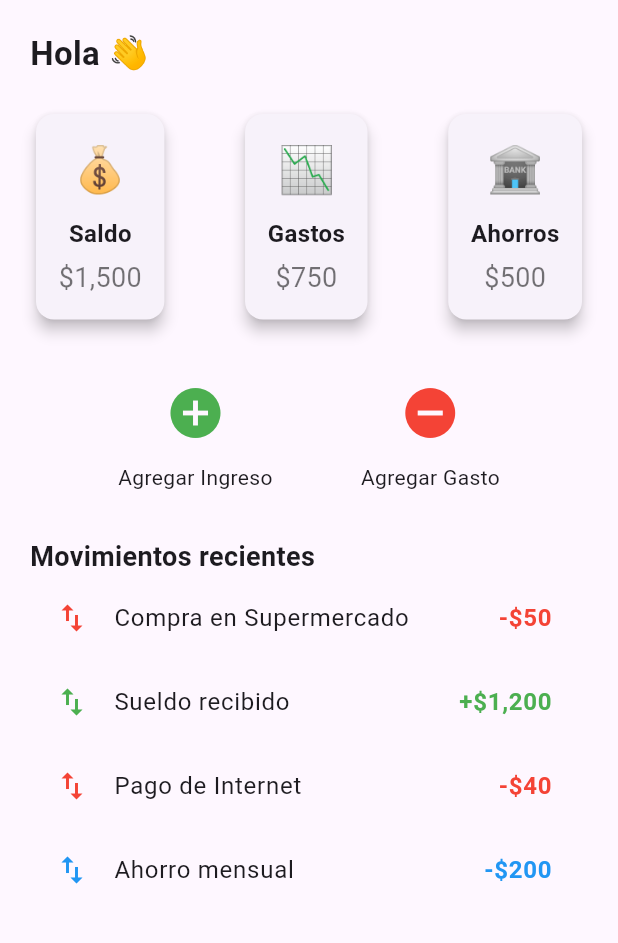
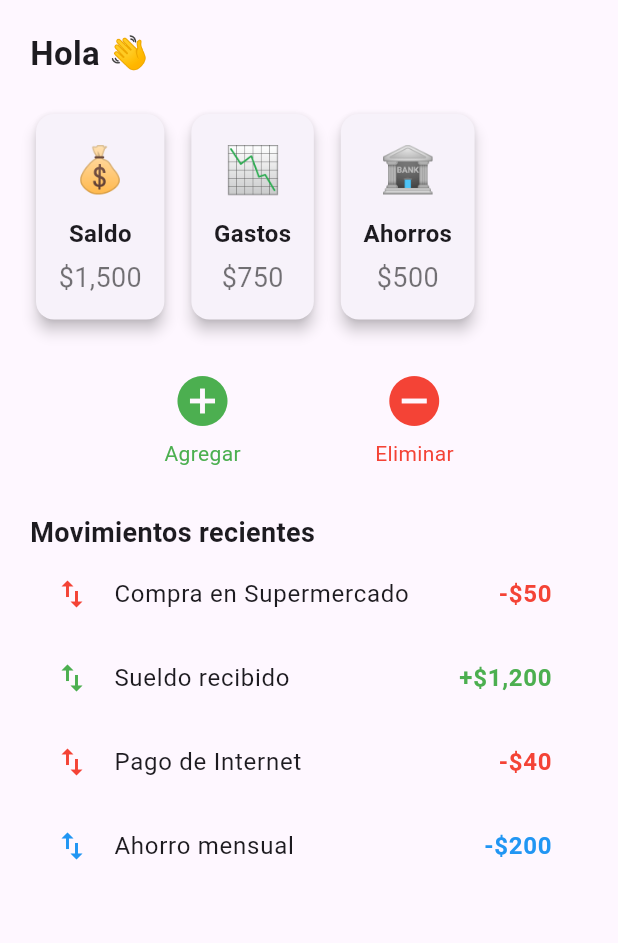
Before and after one commit to SrSebax/Coin-Control, a Flutter app: the screen it shows once a user with an empty profile is signed in, on a phone screen of 412 x 824 dp, the part 105-1048 px from its top. Run offline on Flutter 3.47's test engine with Material 3 defaults, Android fonts, the phone set to English and light mode, and no system bars; our stand-ins replace firebase_auth, firebase_core; accounts and stored records are empty; generated files the repository leaves out were written again.

Commit message:
Add modal widgets for adding and deleting items, and integrate them into the home screen

```diff
--- a/lib/screens/home_screen.dart
+++ b/lib/screens/home_screen.dart
@@ -1,11 +1,31 @@
 import 'package:flutter/material.dart';
-import 'package:firebase_auth/firebase_auth.dart';
 import '../widgets/app_bar_widget.dart';
 import '../widgets/card_widget.dart';
 import '../widgets/action_button_widget.dart';
 import '../widgets/transaction_item_widget.dart';
+import '../widgets/add_modal_widget.dart';
+import '../widgets/delete_modal_widget.dart';
 
-class HomeScreen extends StatelessWidget {
+class HomeScreen extends StatefulWidget {
+  @override
+  _HomeScreenState createState() => _HomeScreenState();
+}
+
+class _HomeScreenState extends State<HomeScreen> {
+  // Lista inicial de categorías con saldo, gastos y ahorros
+  List<Map<String, String>> categories = [
+    {'title': 'Saldo', 'emoji': '💰', 'amount': '\$1,500'},
+    {'title': 'Gastos', 'emoji': '📉', 'amount': '\$750'},
+    {'title': 'Ahorros', 'emoji': '🏦', 'amount': '\$500'},
+  ];
+
+  // Función para agregar una nueva categoría
+  void addCategory(String title, String emoji) {
+    setState(() {
+      categories.add({'title': title, 'emoji': emoji, 'amount': '\$0'});
+    });
+  }
+
   @override
   Widget build(BuildContext context) {
     return Scaffold(
@@ -18,14 +38,21 @@ class HomeScreen extends StatelessWidget {
             Text('Hola 👋', style: TextStyle(fontSize: 22, fontWeight: FontWeight.bold)),
             SizedBox(height: 20),
 
-            // Tarjetas de saldo, gastos y ahorros
-            Row(
-              mainAxisAlignment: MainAxisAlignment.spaceBetween,
-              children: [
-                CardWidget(title: 'Saldo', emoji: '💰', amount: '\$1,500'),
-                CardWidget(title: 'Gastos', emoji: '📉', amount: '\$750'),
-                CardWidget(title: 'Ahorros', emoji: '🏦', amount: '\$500'),
-              ],
+            // Tarjetas de categorías (incluyendo las nuevas categorías agregadas)
+            SingleChildScrollView(
+              scrollDirection: Axis.horizontal,
+              child: Row(
+                children: categories.map((category) {
+                  return Padding(
+                    padding: EdgeInsets.only(right: 10),
+                    child: CardWidget(
+                      title: category['title']!,
+                      emoji: category['emoji']!,
+                      amount: category['amount']!,
+                    ),
+                  );
+                }).toList(),
+              ),
             ),
             SizedBox(height: 30),
 
@@ -33,8 +60,18 @@ class HomeScreen extends StatelessWidget {
             Row(
               mainAxisAlignment: MainAxisAlignment.spaceEvenly,
               children: [
-                ActionButton(icon: Icons.add_circle, label: 'Agregar Ingreso', color: Colors.green),
-                ActionButton(icon: Icons.remove_circle, label: 'Agregar Gasto', color: Colors.red),
+                ActionButton(
+                  icon: Icons.add_circle,
+                  label: 'Agregar',
+                  color: Colors.green,
+                  onTap: () => showAddModal(context, categories, addCategory), // Pasamos la función
+                ),
+                ActionButton(
+                  icon: Icons.remove_circle,
+                  label: 'Eliminar',
+                  color: Colors.red,
+                  onTap: () => showDeleteModal(context),
+                ),
               ],
             ),
             SizedBox(height: 30),
--- a/lib/widgets/action_button_widget.dart
+++ b/lib/widgets/action_button_widget.dart
@@ -4,20 +4,26 @@ class ActionButton extends StatelessWidget {
   final IconData icon;
   final String label;
   final Color color;
+  final VoidCallback onTap; // Agregar esta línea
 
-  ActionButton({required this.icon, required this.label, required this.color});
+  ActionButton({
+    required this.icon,
+    required this.label,
+    required this.color,
+    required this.onTap, // Agregar esto al constructor
+  });
 
   @override
   Widget build(BuildContext context) {
-    return Column(
-      children: [
-        IconButton(
-          icon: Icon(icon, size: 40, color: color),
-          onPressed: () {},
-        ),
-        SizedBox(height: 5),
-        Text(label, style: TextStyle(fontSize: 14)),
-      ],
+    return GestureDetector(
+      onTap: onTap, // Aquí lo usamos
+      child: Column(
+        children: [
+          Icon(icon, size: 40, color: color),
+          SizedBox(height: 5),
+          Text(label, style: TextStyle(color: color)),
+        ],
+      ),
     );
   }
 }
```
Also changed, not shown: lib/widgets/add_modal_widget.dart (added, +40 -0 lines), lib/widgets/category_form_widget.dart (added, +163 -0 lines), lib/widgets/delete_modal_widget.dart (added, +30 -0 lines), lib/widgets/income_form_widget.dart (added, +169 -0 lines).
